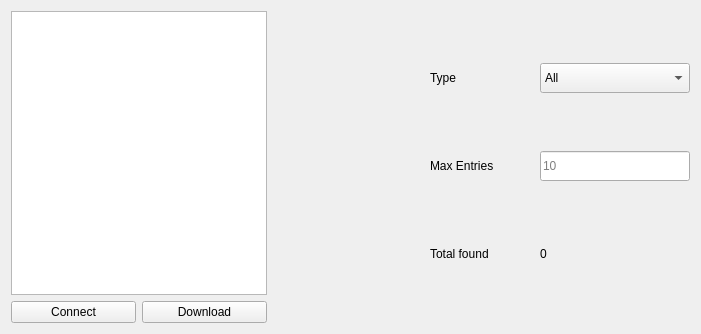
Above: Form.ui from polmonroig/calendar_api before the change. Below: the same form after it.
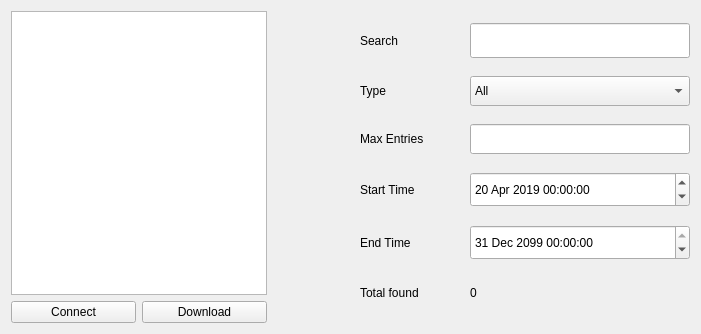
That is the form after the change. Custom widgets are drawn as their Qt base class.

Commit message: Fix max entries and add start and end date

```diff
--- a/Form.ui
+++ b/Form.ui
@@ -56,6 +56,33 @@
      </item>
      <item>
       <layout class="QVBoxLayout" name="verticalLayout_2">
+       <item>
+        <layout class="QHBoxLayout" name="horizontalLayout_8">
+         <item>
+          <widget class="QLabel" name="label_7">
+           <property name="text">
+            <string>Search</string>
+           </property>
+          </widget>
+         </item>
+         <item>
+          <widget class="QLineEdit" name="lineEdit_2">
+           <property name="minimumSize">
+            <size>
+             <width>220</width>
+             <height>35</height>
+            </size>
+           </property>
+           <property name="maximumSize">
+            <size>
+             <width>220</width>
+             <height>35</height>
+            </size>
+           </property>
+          </widget>
+         </item>
+        </layout>
+       </item>
        <item>
         <layout class="QHBoxLayout" name="horizontalLayout_2">
          <item>
@@ -82,13 +109,13 @@
           <widget class="QComboBox" name="comboBox">
            <property name="minimumSize">
             <size>
-             <width>150</width>
+             <width>220</width>
              <height>30</height>
             </size>
            </property>
            <property name="maximumSize">
             <size>
-             <width>150</width>
+             <width>220</width>
              <height>30</height>
             </size>
            </property>
@@ -185,24 +212,115 @@
           <widget class="QLineEdit" name="lineEdit">
            <property name="minimumSize">
             <size>
-             <width>150</width>
+             <width>220</width>
              <height>30</height>
             </size>
            </property>
            <property name="maximumSize">
             <size>
-             <width>150</width>
+             <width>220</width>
              <height>30</height>
             </size>
            </property>
            <property name="inputMask">
             <string/>
            </property>
-           <property name="text">
-            <string/>
-           </property>
            <property name="placeholderText">
-            <string>10</string>
+            <string/>
+           </property>
+          </widget>
+         </item>
+        </layout>
+       </item>
+       <item>
+        <layout class="QHBoxLayout" name="horizontalLayout_6">
+         <item>
+          <widget class="QLabel" name="label_5">
+           <property name="text">
+            <string>Start Time</string>
+           </property>
+          </widget>
+         </item>
+         <item>
+          <spacer name="horizontalSpacer_5">
+           <property name="orientation">
+            <enum>Qt::Horizontal</enum>
+           </property>
+           <property name="sizeHint" stdset="0">
+            <size>
+             <width>40</width>
+             <height>20</height>
+            </size>
+           </property>
+          </spacer>
+         </item>
+         <item>
+          <widget class="QDateTimeEdit" name="dateTimeEdit">
+           <property name="minimumSize">
+            <size>
+             <width>220</width>
+             <height>35</height>
+            </size>
+           </property>
+           <property name="maximumSize">
+            <size>
+             <width>220</width>
+             <height>35</height>
+            </size>
+           </property>
+           <property name="date">
+            <date>
+             <year>2019</year>
+             <month>4</month>
+             <day>20</day>
+            </date>
+           </property>
+          </widget>
+         </item>
+        </layout>
+       </item>
+       <item>
+        <layout class="QHBoxLayout" name="horizontalLayout_7">
+         <item>
+          <widget class="QLabel" name="label_6">
+           <property name="text">
+            <string>End Time</string>
+           </property>
+          </widget>
+         </item>
+         <item>
+          <spacer name="horizontalSpacer_6">
+           <property name="orientation">
+            <enum>Qt::Horizontal</enum>
+           </property>
+           <property name="sizeHint" stdset="0">
+            <size>
+             <width>40</width>
+             <height>20</height>
+            </size>
+           </property>
+          </spacer>
+         </item>
+         <item>
+          <widget class="QDateTimeEdit" name="dateTimeEdit_2">
+           <property name="minimumSize">
+            <size>
+             <width>220</width>
+             <height>35</height>
+            </size>
+           </property>
+           <property name="maximumSize">
+            <size>
+             <width>220</width>
+             <height>35</height>
+            </size>
+           </property>
+           <property name="date">
+            <date>
+             <year>2099</year>
+             <month>12</month>
+             <day>31</day>
+            </date>
            </property>
           </widget>
          </item>
@@ -234,13 +352,13 @@
           <widget class="QLabel" name="label_4">
            <property name="minimumSize">
             <size>
-             <width>150</width>
+             <width>220</width>
              <height>30</height>
             </size>
            </property>
            <property name="maximumSize">
             <size>
-             <width>150</width>
+             <width>220</width>
              <height>30</height>
             </size>
            </property>
```
Left out of the diff: 81 changed lines with no effect on the pictures. The commit also changes 4 other files.
